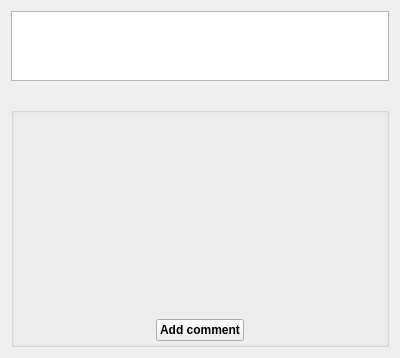
Old version of the form BaseClient/Source/CommentWidget.ui in the repository WorksAhead/Base.
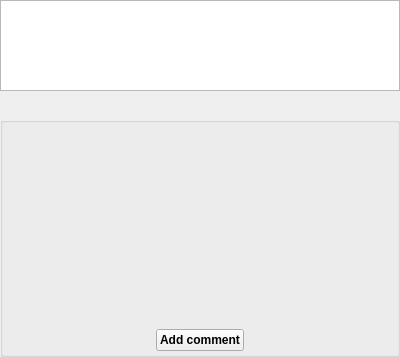
New version of the form. Custom widgets are drawn as their Qt base class.

```diff
--- a/BaseClient/Source/CommentWidget.ui
+++ b/BaseClient/Source/CommentWidget.ui
@@ -11,6 +11,18 @@
    </rect>
   </property>
   <layout class="QVBoxLayout" name="verticalLayout_2" stretch="0,0,0">
+   <property name="leftMargin">
+    <number>0</number>
+   </property>
+   <property name="topMargin">
+    <number>0</number>
+   </property>
+   <property name="rightMargin">
+    <number>0</number>
+   </property>
+   <property name="bottomMargin">
+    <number>0</number>
+   </property>
    <item>
     <widget class="QTextBrowser" name="commentBrowser">
      <property name="openLinks">
```
